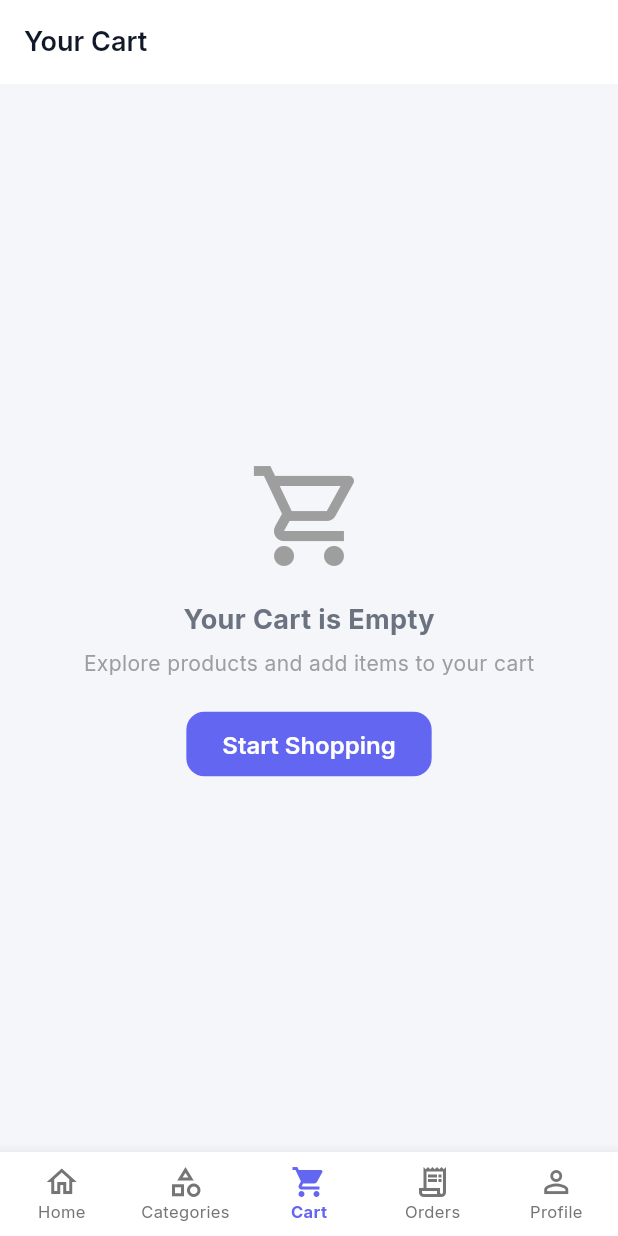
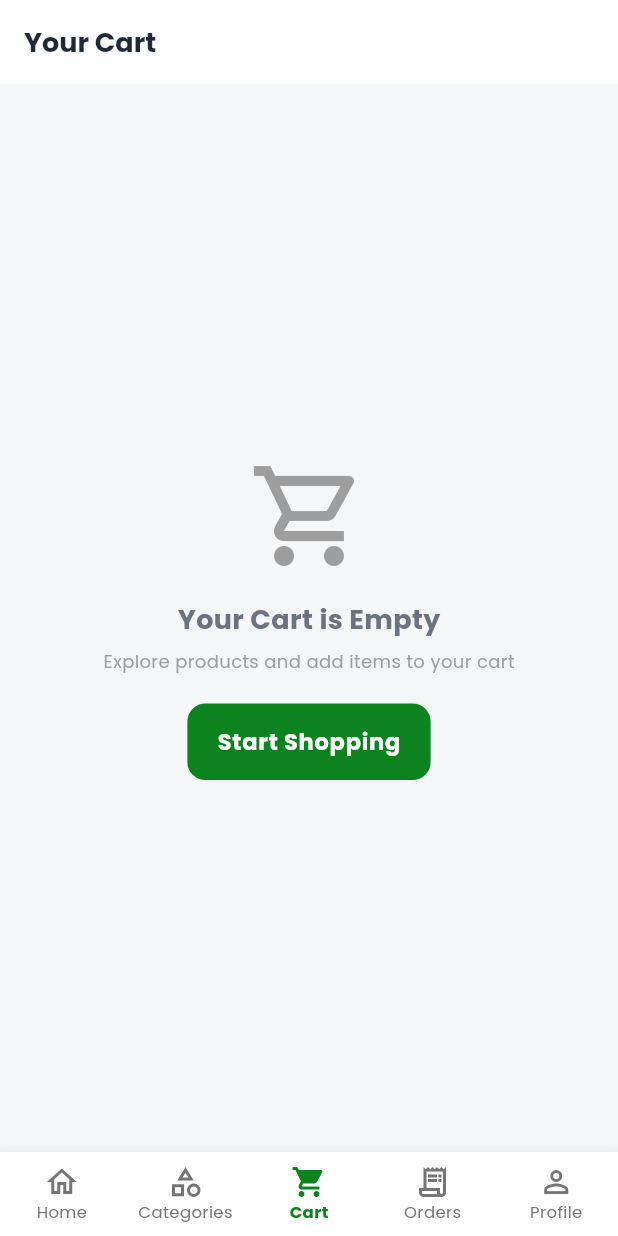
Before and after one commit to krishna567789/ub_mart_user_app, a Flutter app: the screen it shows after launch, item 3 of the bottom bar chosen, on a phone screen of 412 x 824 dp. Run offline on Flutter 3.47's test engine with Material 3 defaults, Android fonts, the phone set to English and light mode, and no system bars; our stand-ins replace cached_network_image, google_fonts, shared_preferences, shimmer; accounts and stored records are empty; network calls fail.

Commit message:
Fix residual analyzer errors for app theme and API provider integration

```diff
--- a/lib/main.dart
+++ b/lib/main.dart
@@ -46,7 +46,12 @@ class MyApp extends StatelessWidget {
         return MaterialApp(
           title: 'UB Mart',
           debugShowCheckedModeBanner: false,
-          theme: AppTheme.buildDynamicTheme(dynamicColor),
+          theme: AppTheme.buildDynamicTheme(
+            primaryColor: settingsProvider.getPrimaryColor(),
+            accentColor: settingsProvider.getAccentColor(),
+            backgroundColor: settingsProvider.getBackgroundColor(),
+            textPrimaryColor: settingsProvider.getTextPrimaryColor(),
+          ),
           home: showInApp
             ? SeasonalOverlay(
                 seasonMode: seasonMode,
--- a/lib/models/app_settings.dart
+++ b/lib/models/app_settings.dart
@@ -46,7 +46,13 @@ class AppSettings {
   final String storeClosedMessage;
   final int minimumOrderValue;
   final int baseDeliveryFee;
+
+  // Dynamic UI Colors from Admin
   final String primaryColor;
+  final String accentColor;
+  final String backgroundColor;
+  final String textPrimaryColor;
+
   final AnnouncementBar announcementBar;
   final SeasonalTheme seasonalTheme;
   final String currencySymbol;
@@ -58,6 +64,9 @@ class AppSettings {
     required this.minimumOrderValue,
     required this.baseDeliveryFee,
     required this.primaryColor,
+    required this.accentColor,
+    required this.backgroundColor,
+    required this.textPrimaryColor,
     required this.announcementBar,
     required this.seasonalTheme,
     required this.currencySymbol,
@@ -70,7 +79,10 @@ class AppSettings {
       storeClosedMessage: json['storeClosedMessage'] ?? '',
       minimumOrderValue: json['minimumOrderValue'] ?? 0,
       baseDeliveryFee: json['baseDeliveryFee'] ?? 0,
-      primaryColor: json['primaryColor'] ?? '#6366f1',
+      primaryColor: json['primaryColor'] ?? '#0C831F',
+      accentColor: json['accentColor'] ?? '#FF6D00',
+      backgroundColor: json['backgroundColor'] ?? '#F4F6F8',
+      textPrimaryColor: json['textPrimaryColor'] ?? '#1F2937',
       announcementBar: AnnouncementBar.fromJson(json['announcementBar'] ?? {}),
       seasonalTheme: SeasonalTheme.fromJson(json['seasonalTheme'] ?? {}),
       currencySymbol: json['currencySymbol'] ?? '₹',
--- a/lib/providers/settings_provider.dart
+++ b/lib/providers/settings_provider.dart
@@ -30,11 +30,34 @@ class SettingsProvider with ChangeNotifier {
   }
 
   Color getPrimaryColor() {
-    if (_settings == null || _settings!.primaryColor.isEmpty) return const Color(0xFF6366f1);
-    String hex = _settings!.primaryColor.replaceAll('#', '');
+    if (_settings == null || _settings!.primaryColor.isEmpty) return const Color(0xFF0C831F); // Default Green
+    return _parseHex(_settings!.primaryColor);
+  }
+
+  Color getAccentColor() {
+    if (_settings == null || _settings!.accentColor.isEmpty) return const Color(0xFFFF6D00); // Default Orange
+    return _parseHex(_settings!.accentColor);
+  }
+
+  Color getBackgroundColor() {
+    if (_settings == null || _settings!.backgroundColor.isEmpty) return const Color(0xFFF4F6F8);
+    return _parseHex(_settings!.backgroundColor);
+  }
+
+  Color getTextPrimaryColor() {
+    if (_settings == null || _settings!.textPrimaryColor.isEmpty) return const Color(0xFF1F2937);
+    return _parseHex(_settings!.textPrimaryColor);
+  }
+
+  Color _parseHex(String hexColor) {
+    String hex = hexColor.replaceAll('#', '');
     if (hex.length == 6) {
-      hex = 'FF$hex';
+      hex = 'FF$hex'; // Add 100% opacity
     }
-    return Color(int.parse(hex, radix: 16));
+    try {
+      return Color(int.parse(hex, radix: 16));
+    } catch (_) {
+      return const Color(0xFF0C831F); // Fallback to green
+    }
   }
 }
--- a/lib/theme/app_colors.dart
+++ /dev/null
@@ -1,13 +0,0 @@
-import 'package:flutter/material.dart';
-
-class AppColors {
-  static const Color primary = Color(0xFF6366F1); // Indigo
-  static const Color secondary = Color(0xFF14B8A6); // Teal
-  static const Color background = Color(0xFFF9FAFB); // Gray 50
-  static const Color surface = Colors.white;
-  static const Color textPrimary = Color(0xFF111827); // Gray 900
-  static const Color textSecondary = Color(0xFF6B7280); // Gray 500
-  static const Color error = Color(0xFFEF4444); // Red 500
-  static const Color success = Color(0xFF10B981); // Emerald 500
-  static const Color warning = Color(0xFFF59E0B); // Amber 500
-}
--- a/lib/theme/app_theme.dart
+++ b/lib/theme/app_theme.dart
@@ -1,52 +1,75 @@
 import 'package:flutter/material.dart';
 import 'package:google_fonts/google_fonts.dart';
-import 'app_colors.dart';
 
 class AppTheme {
-  // Static color references for backward compatibility with existing code
-  static const Color primary = AppColors.primary;
-  static const Color primaryLight = Color(0xFF818CF8);
-  static const Color primaryDark = Color(0xFF4F46E5);
-  static const Color accent = AppColors.secondary;
-  static const Color background = AppColors.background;
-  static const Color textPrimary = AppColors.textPrimary;
-  static const Color textSecondary = AppColors.textSecondary;
-  static ThemeData buildDynamicTheme(Color primaryColor) {
+  // Static color references for backward compatibility with existing code (will be overwritten by dynamic theme)
+  static const Color primary = Color(0xFF0C831F); // Instamart/Blinkit Green
+  static const Color primaryLight = Color(0xFFE8F5E9);
+  static const Color primaryDark = Color(0xFF075B14);
+  static const Color accent = Color(0xFFFF6D00); // Bright Orange Accent
+  static const Color accentLight = Color(0xFFFFF3E0);
+  static const Color background = Color(0xFFF4F6F8);
+  static const Color surface = Colors.white;
+  static const Color textPrimary = Color(0xFF1F2937);
+  static const Color textSecondary = Color(0xFF6B7280);
+  static const Color border = Color(0xFFE5E7EB);
+
+  static ThemeData buildDynamicTheme({
+    required Color primaryColor,
+    required Color accentColor,
+    required Color backgroundColor,
+    required Color textPrimaryColor,
+  }) {
     return ThemeData(
       useMaterial3: true,
       colorScheme: ColorScheme.light(
         primary: primaryColor,
-        secondary: AppColors.secondary,
+        secondary: accentColor,
         surface: Colors.white,
-        error: AppColors.error,
-        background: const Color(0xFFF4F6F9), // Zepto-like off-white background
+        error: Colors.redAccent,
+        background: backgroundColor,
       ),
-      scaffoldBackgroundColor: const Color(0xFFF4F6F9),
-      textTheme: GoogleFonts.interTextTheme().copyWith(
-        displayLarge: GoogleFonts.inter(
-            color: AppColors.textPrimary, fontWeight: FontWeight.bold),
-        displayMedium: GoogleFonts.inter(
-            color: AppColors.textPrimary, fontWeight: FontWeight.bold),
-        displaySmall: GoogleFonts.inter(
-            color: AppColors.textPrimary, fontWeight: FontWeight.w600),
-        headlineMedium: GoogleFonts.inter(
-            color: AppColors.textPrimary, fontWeight: FontWeight.w600),
-        titleLarge: GoogleFonts.inter(
-            color: AppColors.textPrimary, fontWeight: FontWeight.w600),
-        titleMedium: GoogleFonts.inter(
-            color: AppColors.textPrimary, fontWeight: FontWeight.w500),
-        bodyLarge: GoogleFonts.inter(color: AppColors.textPrimary),
-        bodyMedium: GoogleFonts.inter(color: AppColors.textSecondary),
+      scaffoldBackgroundColor: backgroundColor,
+      textTheme: GoogleFonts.poppinsTextTheme().copyWith(
+        titleLarge: GoogleFonts.poppins(
+          fontSize: 20,
+          fontWeight: FontWeight.bold,
+          color: textPrimaryColor,
+        ),
+        titleMedium: GoogleFonts.poppins(
+          fontSize: 16,
+          fontWeight: FontWeight.w600,
+          color: textPrimaryColor,
+        ),
+        bodyLarge: GoogleFonts.poppins(
+          fontSize: 14,
+          fontWeight: FontWeight.normal,
+          color: textPrimaryColor,
+        ),
+        bodyMedium: GoogleFonts.poppins(
+          fontSize: 12,
+          fontWeight: FontWeight.normal,
+          color: const Color(0xFF6B7280),
+        ),
       ),
       appBarTheme: AppBarTheme(
         backgroundColor: Colors.white,
         elevation: 0,
-        scrolledUnderElevation: 0,
-        iconTheme: const IconThemeData(color: AppColors.textPrimary),
-        titleTextStyle: GoogleFonts.inter(
-          color: AppColors.textPrimary,
+        centerTitle: false,
+        iconTheme: IconThemeData(color: textPrimaryColor),
+        titleTextStyle: TextStyle(
+          color: textPrimaryColor,
           fontSize: 18,
-          fontWeight: FontWeight.w600,
+          fontWeight: FontWeight.bold,
+          fontFamily: 'Poppins',
+        ),
+      ),
+      cardTheme: CardThemeData(
+        color: Colors.white,
+        elevation: 0,
+        shape: RoundedRectangleBorder(
+          side: const BorderSide(color: Color(0xFFE5E7EB), width: 1),
+          borderRadius: BorderRadius.circular(14),
         ),
       ),
       elevatedButtonTheme: ElevatedButtonThemeData(
@@ -54,15 +77,36 @@ class AppTheme {
           backgroundColor: primaryColor,
           foregroundColor: Colors.white,
           elevation: 0,
-          padding: const EdgeInsets.symmetric(horizontal: 24, vertical: 12),
           shape: RoundedRectangleBorder(
             borderRadius: BorderRadius.circular(12),
           ),
-          textStyle: GoogleFonts.inter(
-            fontWeight: FontWeight.w600,
-            fontSize: 16,
+          padding: const EdgeInsets.symmetric(vertical: 14, horizontal: 20),
+          textStyle: GoogleFonts.poppins(
+            fontSize: 15,
+            fontWeight: FontWeight.bold,
+            letterSpacing: 0.5,
           ),
         ),
+      ),
+      outlinedButtonTheme: OutlinedButtonThemeData(
+        style: OutlinedButton.styleFrom(
+          foregroundColor: primaryColor,
+          side: BorderSide(color: primaryColor, width: 1.5),
+          shape: RoundedRectangleBorder(
+            borderRadius: BorderRadius.circular(12),
+          ),
+          padding: const EdgeInsets.symmetric(vertical: 14, horizontal: 20),
+          textStyle: GoogleFonts.poppins(
+            fontSize: 15,
+            fontWeight: FontWeight.bold,
+          ),
+        ),
+      ),
+      snackBarTheme: SnackBarThemeData(
+        backgroundColor: textPrimaryColor,
+        contentTextStyle: GoogleFonts.poppins(color: Colors.white, fontSize: 13),
+        behavior: SnackBarBehavior.floating,
+        shape: RoundedRectangleBorder(borderRadius: BorderRadius.circular(10)),
       ),
     );
   }
```
